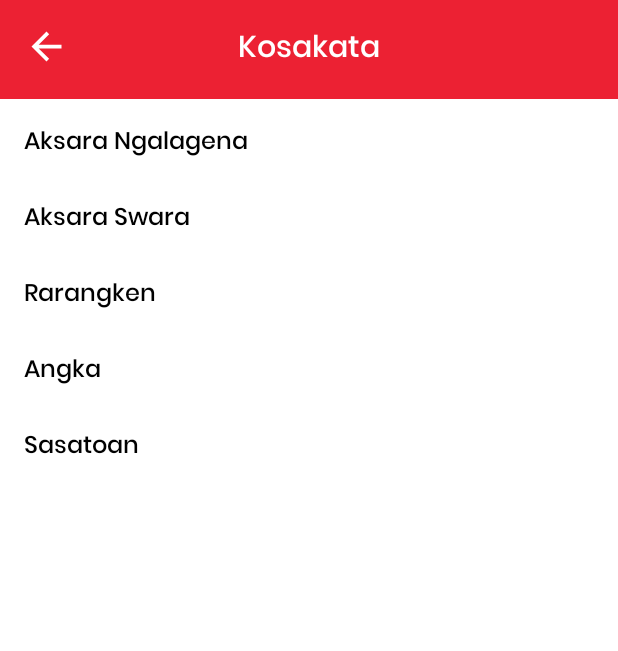
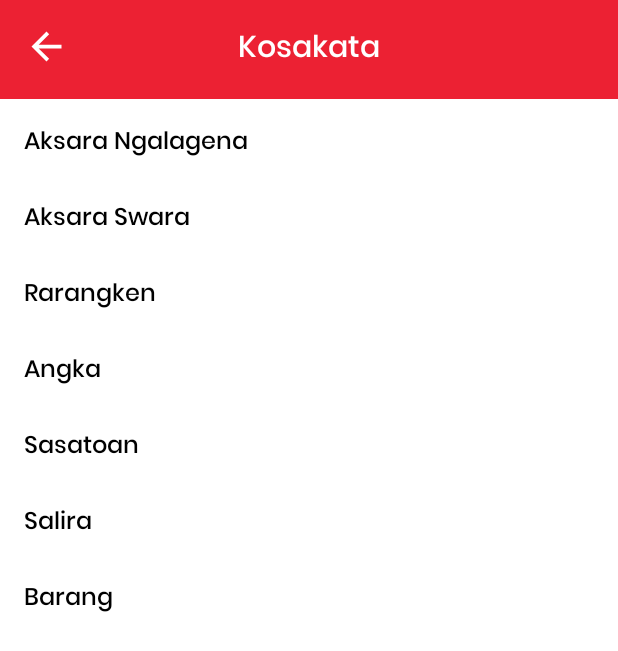
Before and after one commit to herdialfachri/sundarua, an Android app: the AksaraActivity screen opened directly, with no data from a screen before it, on a phone screen of 412 x 824 dp. Shown: the top 651 px of the screen. Run offline under Robolectric (Android 15) with nearby library versions, the phone set to English and light mode, and no system bars; our stand-ins replace Firebase (no records; nobody signed in at launch, a user with empty details on screens opened directly), Picasso; pictures from the network do not load.

Commit message:
Adding salira dan banda list

```diff
--- a/app/build.gradle.kts
+++ b/app/build.gradle.kts
@@ -14,7 +14,6 @@ android {
         targetSdk = 35
         versionCode = 1
         versionName = "1.0"
-        buildConfigField("String", "FIREBASE_URL", "\"${project.properties["FIREBASE_URL"]}\"")
         testInstrumentationRunner = "androidx.test.runner.AndroidJUnitRunner"
     }
 
--- a/app/src/main/java/com/example/sundarua/activity/AksaraActivity.kt
+++ b/app/src/main/java/com/example/sundarua/activity/AksaraActivity.kt
@@ -19,15 +19,19 @@ class AksaraActivity : AppCompatActivity() {
     private val rarangkenList = ArrayList<AksaraModel>()
     private val angkaList = ArrayList<AksaraModel>()
     private val sasatoanList = ArrayList<AksaraModel>()
+    private val saliraList = ArrayList<AksaraModel>()
+    private val bandaList = ArrayList<AksaraModel>()
 
     private lateinit var ngalagenaAdapter: AksaraAdapter
     private lateinit var swaraAdapter: AksaraAdapter
     private lateinit var rarangkenAdapter: AksaraAdapter
     private lateinit var angkaAdapter: AksaraAdapter
     private lateinit var sasatoanAdapter: AksaraAdapter
+    private lateinit var saliraAdapter: AksaraAdapter
+    private lateinit var bandaAdapter: AksaraAdapter
 
     private var loadedDataCount = 0
-    private val totalDataNodes = 5
+    private val totalDataNodes = 7
 
     override fun onCreate(savedInstanceState: Bundle?) {
         super.onCreate(savedInstanceState)
@@ -45,12 +49,16 @@ class AksaraActivity : AppCompatActivity() {
         rarangkenAdapter = AksaraAdapter(rarangkenList)
         angkaAdapter = AksaraAdapter(angkaList)
         sasatoanAdapter = AksaraAdapter(sasatoanList)
+        saliraAdapter = AksaraAdapter(saliraList)
+        bandaAdapter = AksaraAdapter(bandaList)
 
         binding.recyclerViewNgalagena.setupHorizontal(ngalagenaAdapter)
         binding.recyclerViewSwara.setupHorizontal(swaraAdapter)
         binding.recyclerViewRarangken.setupHorizontal(rarangkenAdapter)
         binding.recyclerViewAngka.setupHorizontal(angkaAdapter)
         binding.recyclerViewSasatoan.setupHorizontal(sasatoanAdapter)
+        binding.recyclerViewSalira.setupHorizontal(saliraAdapter)
+        binding.recyclerViewBarang.setupHorizontal(bandaAdapter)
     }
 
     private fun loadAllData() {
@@ -68,6 +76,12 @@ class AksaraActivity : AppCompatActivity() {
         )
         FirebaseHelper.getAksaraData(
             "sasatoan", sasatoanList, sasatoanAdapter, ::onDataLoaded
+        )
+        FirebaseHelper.getAksaraData(
+            "salira", saliraList, saliraAdapter, ::onDataLoaded
+        )
+        FirebaseHelper.getAksaraData(
+            "banda", bandaList, bandaAdapter, ::onDataLoaded
         )
     }
 
--- a/app/src/main/res/layout/activity_aksara.xml
+++ b/app/src/main/res/layout/activity_aksara.xml
@@ -23,8 +23,8 @@
         android:id="@+id/nestedScrollView"
         android:layout_width="0dp"
         android:layout_height="0dp"
+        android:padding="16dp"
         android:visibility="gone"
-        android:padding="16dp"
         android:fillViewport="true"
         app:layout_constraintTop_toBottomOf="@id/frameBackBtn"
         app:layout_constraintBottom_toBottomOf="parent"
@@ -105,11 +105,37 @@
                 android:id="@+id/recyclerViewSasatoan"
                 android:layout_width="match_parent"
                 android:layout_height="wrap_content"
+                android:layout_marginTop="8dp" />
+
+            <TextView
+                style="@style/blackMediumText"
+                android:textSize="@dimen/text_m"
+                android:layout_width="wrap_content"
+                android:layout_height="wrap_content"
+                android:layout_marginTop="16dp"
+                android:text="@string/salira" />
+
+            <androidx.recyclerview.widget.RecyclerView
+                android:id="@+id/recyclerViewSalira"
+                android:layout_width="match_parent"
+                android:layout_height="wrap_content"
+                android:layout_marginTop="8dp" />
+
+            <TextView
+                style="@style/blackMediumText"
+                android:textSize="@dimen/text_m"
+                android:layout_width="wrap_content"
+                android:layout_height="wrap_content"
+                android:layout_marginTop="16dp"
+                android:text="@string/barang" />
+
+            <androidx.recyclerview.widget.RecyclerView
+                android:id="@+id/recyclerViewBarang"
+                android:layout_width="match_parent"
+                android:layout_height="wrap_content"
                 android:layout_marginTop="8dp"
-                android:layout_marginBottom="16dp" />
-
+                android:layout_marginBottom="16dp"/>
         </LinearLayout>
-
     </androidx.core.widget.NestedScrollView>
 
     <FrameLayout
@@ -138,7 +164,5 @@
             android:layout_height="wrap_content"
             android:layout_gravity="center"
             android:text="@string/kosakata" />
-
     </FrameLayout>
-
 </androidx.constraintlayout.widget.ConstraintLayout>
--- a/app/src/main/res/values/strings.xml
+++ b/app/src/main/res/values/strings.xml
@@ -38,4 +38,6 @@
     <string name="aksara_ngalagena">Aksara Ngalagena</string>
     <string name="description">Description</string>
     <string name="koin">Koin</string>
+    <string name="salira">Salira</string>
+    <string name="barang">Barang</string>
 </resources>
```
